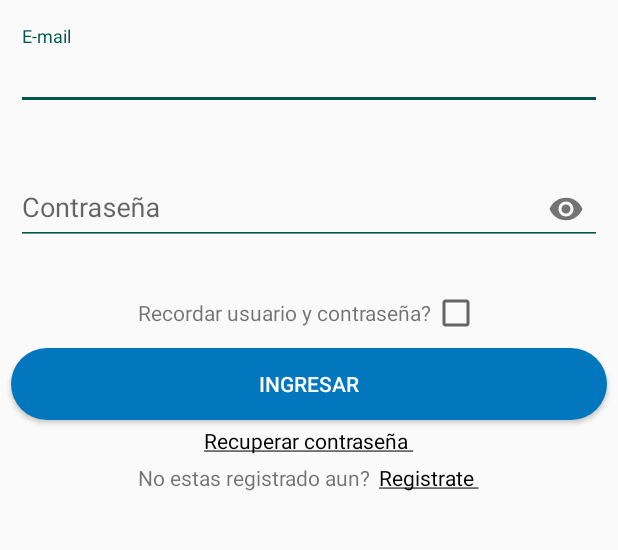
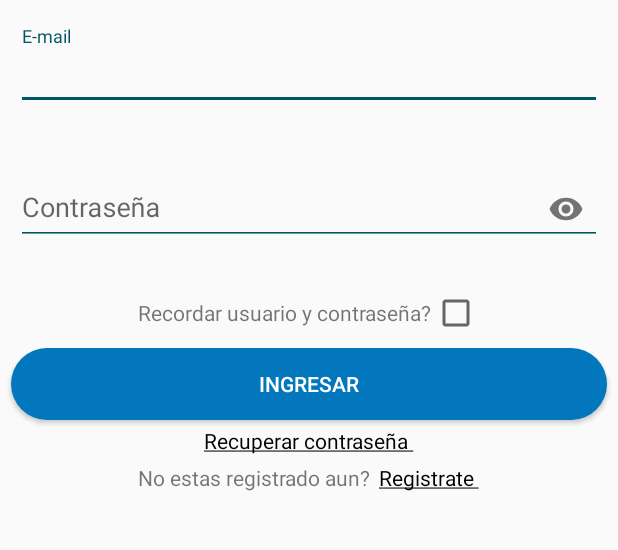
Before and after one commit to MaxiR23/tucShop, an Android app: the screen it shows after launch (LoginActivity), on a phone screen of 412 x 824 dp, the part 518-1068 px from its top. Run offline under Robolectric (Android 15) with nearby library versions, the phone set to English and light mode, and no system bars; our stand-ins replace Firebase (no records; nobody signed in at launch, a user with empty details on screens opened directly).

Commit message:
Cambios de colores entre otras cosas

```diff
--- a/app/src/main/java/com/example/tucshop/LoginActivity.java
+++ b/app/src/main/java/com/example/tucshop/LoginActivity.java
@@ -54,8 +54,8 @@ public class LoginActivity extends AppCompatActivity {
 
                 if (user != null)
                 {
-                    startActivity(new Intent(LoginActivity.this, MainActivity.class));
-                    finish();
+                    //  Modificar
+                    System.out.println("Bienvenido");
 
                 } else {
                     System.out.println("Error al ingresar sesión");
--- a/app/src/main/res/drawable/side_nav_bar.xml
+++ b/app/src/main/res/drawable/side_nav_bar.xml
@@ -2,8 +2,8 @@
     android:shape="rectangle">
     <gradient
         android:angle="135"
-        android:centerColor="#009688"
-        android:endColor="#00695C"
-        android:startColor="#4DB6AC"
+        android:centerColor="#005662"
+        android:endColor="#000000"
+        android:startColor="#00838f"
         android:type="linear" />
 </shape>
--- a/app/src/main/res/layout/fragment_category.xml
+++ b/app/src/main/res/layout/fragment_category.xml
@@ -10,6 +10,7 @@
     <androidx.viewpager.widget.ViewPager
         android:id="@+id/viewPagerCategory"
         android:foregroundGravity="center"
+        android:layout_centerInParent="true"
         android:overScrollMode="never"
         android:clipToPadding="false"
         android:layout_width="match_parent"
--- a/app/src/main/res/values/colors.xml
+++ b/app/src/main/res/values/colors.xml
@@ -1,7 +1,7 @@
 <?xml version="1.0" encoding="utf-8"?>
 <resources>
-    <color name="colorPrimary">#008577</color>
-    <color name="colorPrimaryDark">#00574B</color>
+    <color name="colorPrimary">#00838f</color>
+    <color name="colorPrimaryDark">#005662</color>
     <color name="colorAccent">#D81B60</color>
     <color name="colorButton">#0277bd</color>
     <color name="lightgray">#ededed</color>
```
